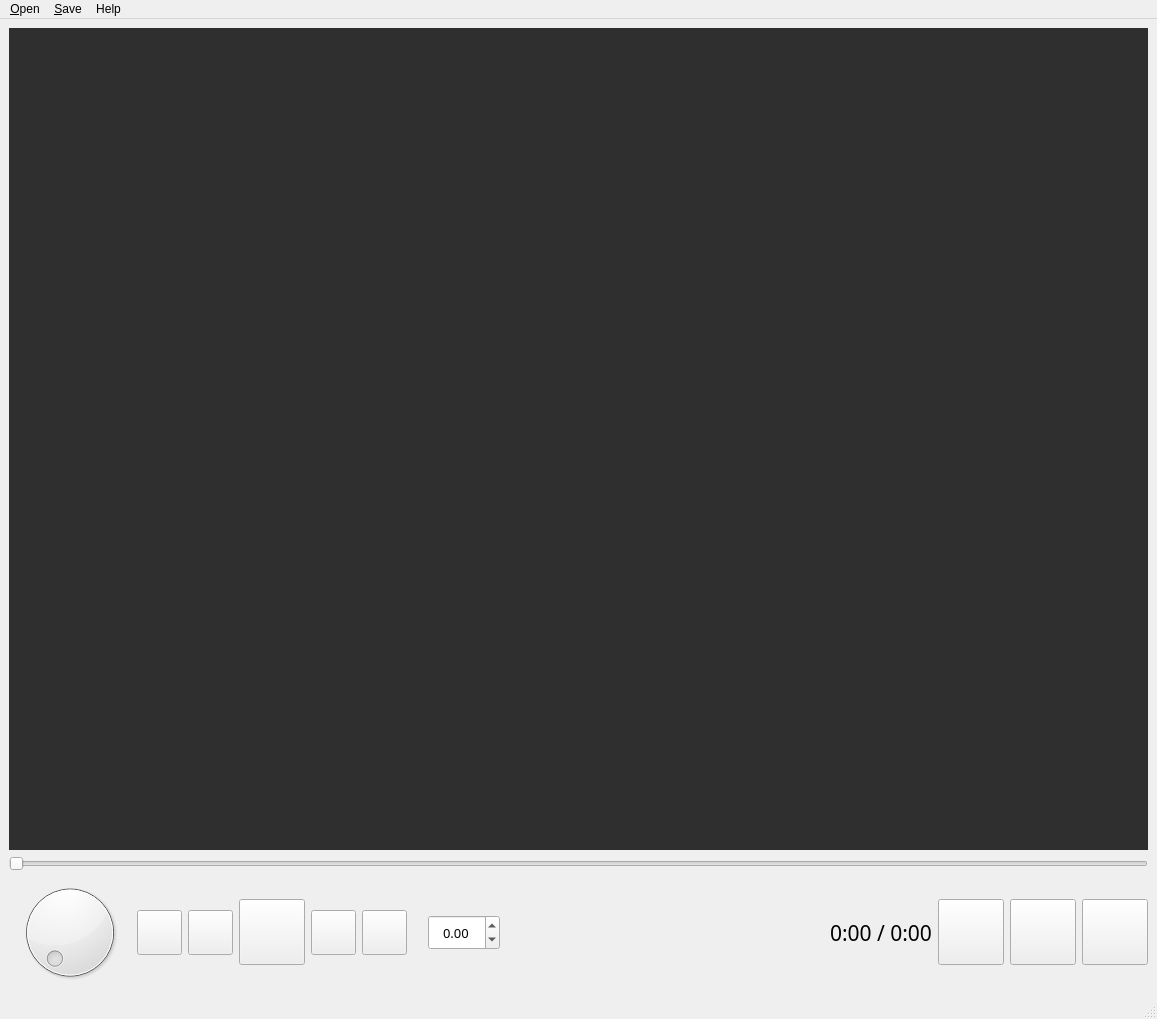
Old version of the form video_player/video_player.ui in the repository korhun/video_utils.
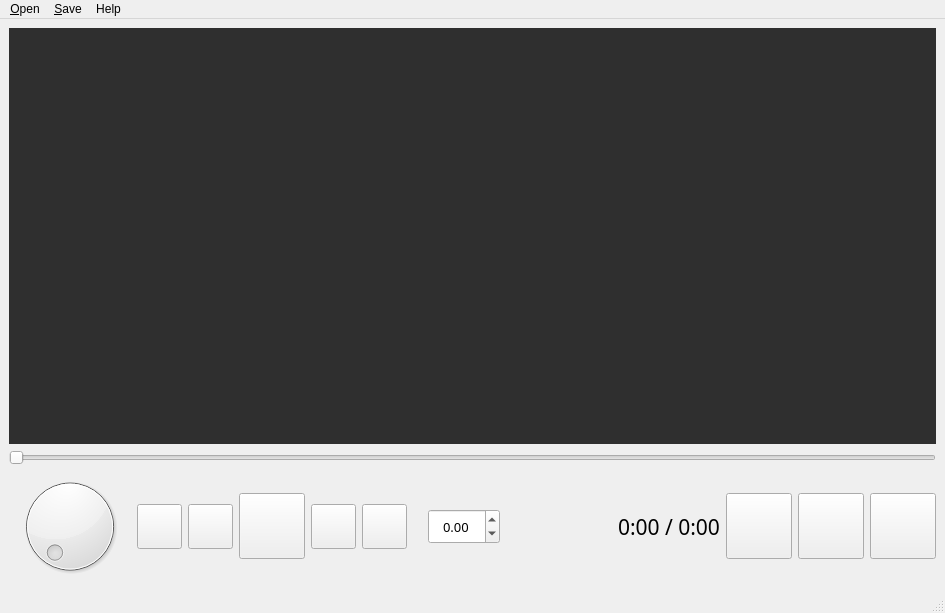
New version of the form. Icons and pictures are not drawn.

Diff of the .ui file:
```diff
--- a/video_player/video_player.ui
+++ b/video_player/video_player.ui
@@ -6,8 +6,8 @@
    <rect>
     <x>0</x>
     <y>0</y>
-    <width>1157</width>
-    <height>1019</height>
+    <width>945</width>
+    <height>613</height>
    </rect>
   </property>
   <property name="sizePolicy">
@@ -465,8 +465,8 @@
     <rect>
      <x>0</x>
      <y>0</y>
-     <width>1157</width>
-     <height>22</height>
+     <width>945</width>
+     <height>21</height>
     </rect>
    </property>
    <widget class="QMenu" name="menuFile">
```
Left out of the diff: 36 changed lines with no effect on the pictures.
